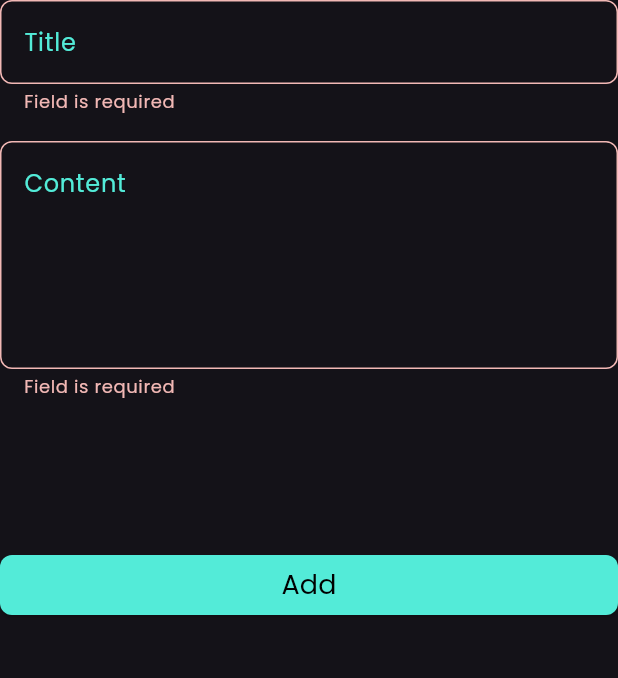
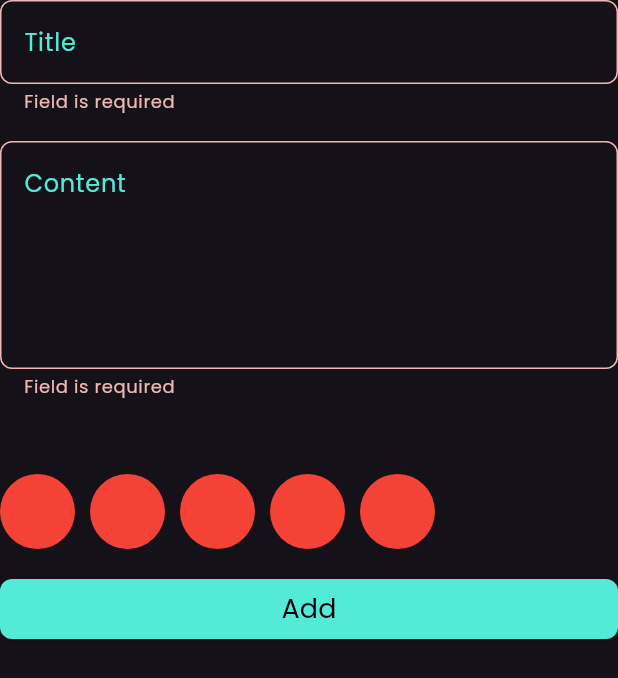
Before and after one commit to MaZzenGamal/notes_app, a Flutter app: the AddNoteForm widget shown alone on an empty page, opened directly, after a tap on "Add", on a phone screen of 412 x 824 dp. Shown: the top 678 px of the screen. Run offline on Flutter 3.47's test engine with Material 3 defaults, Android fonts, the phone set to English and light mode, and no system bars; our stand-ins replace flutter_bloc, hive, hive_flutter; accounts and stored records are empty.

Commit message:
create colors listView

```diff
--- a/lib/widgets/add_note_form.dart
+++ b/lib/widgets/add_note_form.dart
@@ -29,6 +29,7 @@ class _AddNoteFormState extends State<AddNoteForm> {
       key: formKey,
       autovalidateMode: autoValidateMode,
       child: Column(
+        //crossAxisAlignment: CrossAxisAlignment.end,
         children: [
           CustomFormTextField(
             controller: titleController,
@@ -43,18 +44,34 @@ class _AddNoteFormState extends State<AddNoteForm> {
             maxLines: 5,
           ),
           const SizedBox(
-            height: 100,
+            height: 50,
+          ),
+          const ColorsListView(),
+          const SizedBox(
+            height: 16,
           ),
           BlocBuilder<AddNoteCubit, AddNoteState>(
             builder: (context, state) {
               return CustomButton(
                   isLoading: state is AddNoteLoading ? true : false,
                   onPressed: () {
+                    addButtonFunction(context);
+                  });
+            },
+          ),
+          const SizedBox(
+            height: 28,
+          ),
+        ],
+      ),
+    );
+  }
+
+  void addButtonFunction(BuildContext context) {
     if (formKey.currentState!.validate()) {
       formKey.currentState!.save();
       DateTime now = DateTime.now();
-                      String formattedDate =
-                          DateFormat('yyyy-MM-dd').format(now);
+      String formattedDate = DateFormat('yyyy-MM-dd').format(now);
       NoteModel noteModel = NoteModel(
           title: titleController.text,
           subtitle: subtitleController.text,
@@ -66,14 +83,45 @@ class _AddNoteFormState extends State<AddNoteForm> {
       autoValidateMode = AutovalidateMode.always;
       setState(() {});
     }
+  }
+}
+
+class ColorsListView extends StatelessWidget {
+  const ColorsListView({
+    super.key,
   });
+
+  @override
+  Widget build(BuildContext context) {
+    return SizedBox(
+      height: 50,
+     // width: 230,
+      child: ListView.separated(
+        scrollDirection: Axis.horizontal,
+        itemCount: 5,
+        separatorBuilder: (BuildContext context, int index) {
+          return const SizedBox(
+            width: 10,
+          );
         },
-          ),
-          const SizedBox(
-            height: 28,
-          ),
-        ],
+        itemBuilder: (BuildContext context, int index) {
+          return const ColorItem();
+        },
       ),
     );
   }
 }
+
+class ColorItem extends StatelessWidget {
+  const ColorItem({
+    super.key,
+  });
+
+  @override
+  Widget build(BuildContext context) {
+    return const CircleAvatar(
+      radius: 25,
+      backgroundColor: Colors.red,
+    );
+  }
+}
```
Lines whose indentation alone changed are shown as unchanged.
